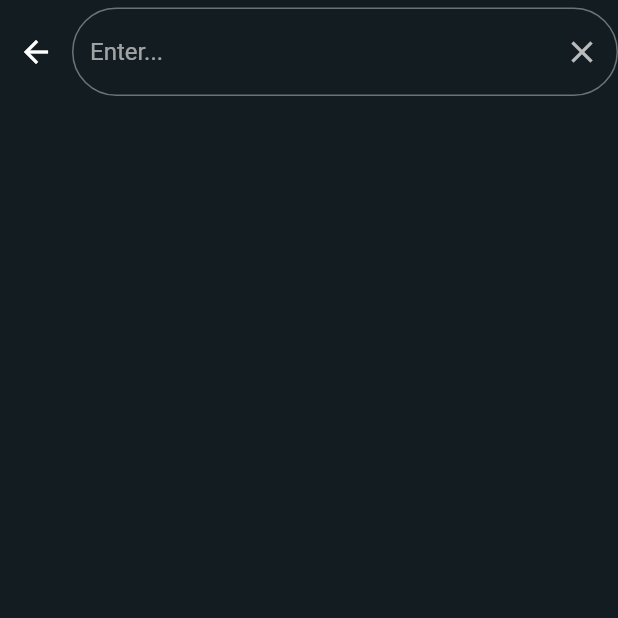
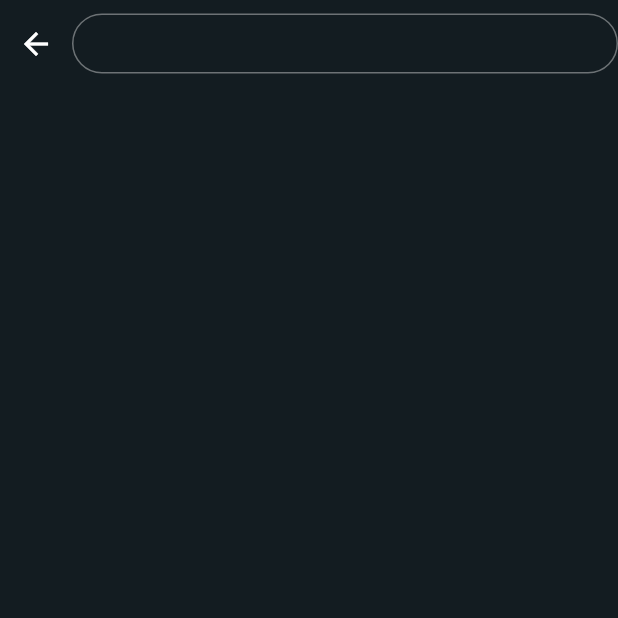
Before and after one commit to hieudc110501/project-chat-app, a Flutter app: the SearchScreen screen opened by its route, on a phone screen of 412 x 824 dp, the top half of it. Run offline on Flutter 3.47's test engine with Material 2 defaults, Android fonts, the phone set to English and light mode, and no system bars; our stand-ins replace audioplayers, cached_network_image, cloud_firestore, country_picker, emoji_picker_flutter, firebase_auth and 10 more; missing offline and left inert: cached_video_player, flutter_sound; accounts and stored records are empty.

Commit message:
fix a bit

```diff
--- a/lib/features/chat/widgets/contacts_list.dart
+++ b/lib/features/chat/widgets/contacts_list.dart
@@ -39,6 +39,7 @@ class ContactsList extends ConsumerWidget {
                                 arguments: {
                                   'name': groupData.name,
                                   'uid': groupData.groupId,
+                                  'membersUid': groupData.membersUid,
                                   'isGroupChat': true,
                                   'profilePic': groupData.groupPic,
                                 });
--- a/lib/screens/search_screen.dart
+++ b/lib/screens/search_screen.dart
@@ -35,22 +35,28 @@ class SearchScreen extends HookConsumerWidget {
                   child: TextField(
                     controller: controller,
                     decoration: InputDecoration(
-                      hintText: 'Enter...',
+                      constraints: const BoxConstraints(
+                        maxHeight: 40,
+                      ),
                       border: OutlineInputBorder(
                         borderRadius: BorderRadius.circular(30),
                       ),
-                      suffixIcon: IconButton(
-                        onPressed: () {
-                          controller.clear();
-                        },
-                        icon: const Icon(Icons.clear),
-                      ),
+                      suffixIcon: controller.text.isNotEmpty
+                          ? IconButton(
+                              onPressed: () {
+                                controller.clear();
+                              },
+                              icon: const Icon(Icons.clear),
+                            )
+                          : null,
                     ),
                   ),
                 ),
               ],
             ),
-            Flexible(child: ShowSearchView(name: searchTerm.value)),
+            Flexible(
+              child: ShowSearchView(name: searchTerm.value),
+            ),
           ],
         ),
       ),
```
Also changed, not shown: lib/features/chat/screens/mobile_chat_screen.dart (+10 -5 lines), lib/features/chat/widgets/chat_list.dart (+14 -8 lines), lib/features/status/repository/status_repositority.dart (+18 -18 lines), lib/features/status/screens/status_screen.dart (+1 -10 lines).
